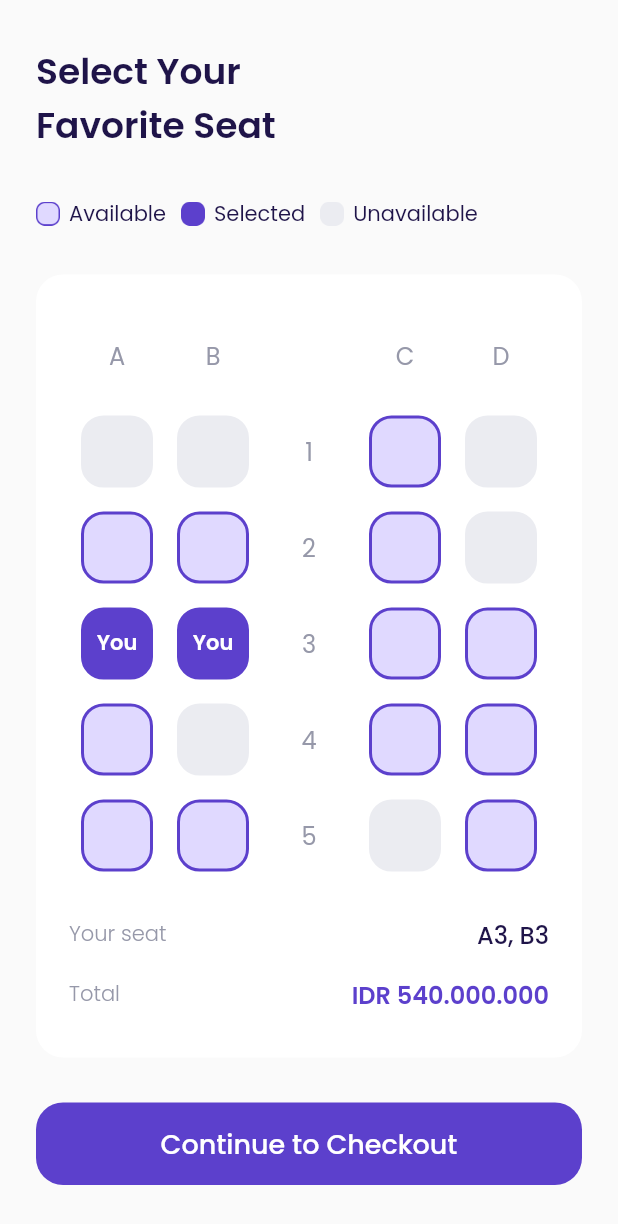
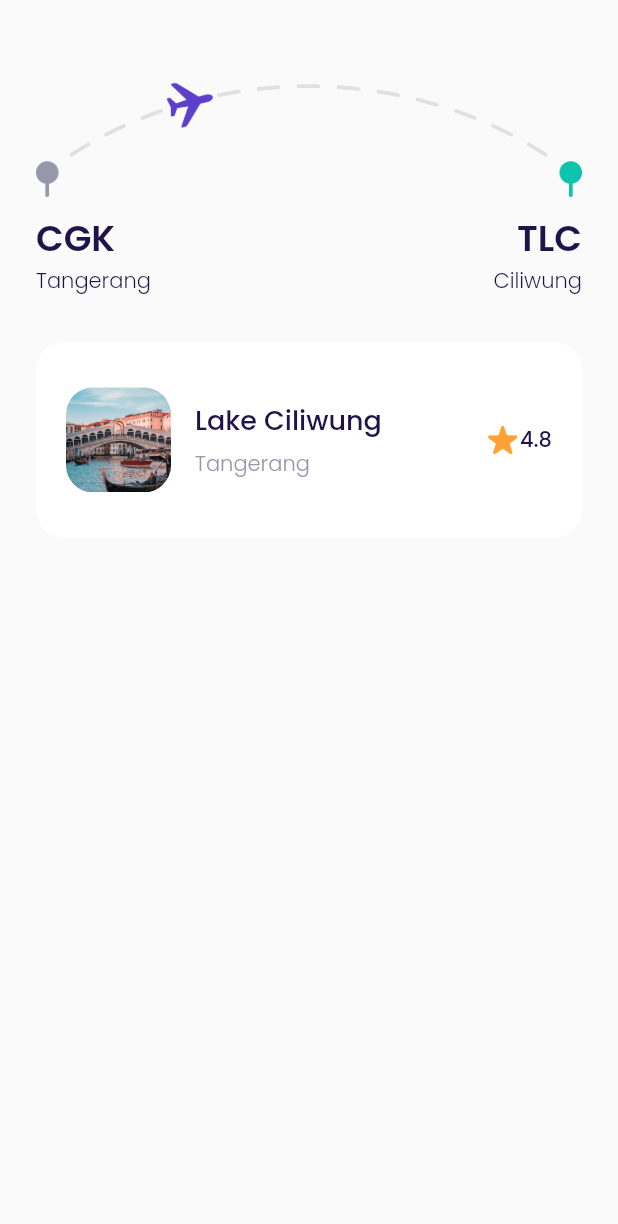
Before and after one commit to wilyanto/flutter-airplane, a Flutter app: the SelectSeatPage screen opened by its route, after a tap on "Continue to Checkout", on a phone screen of 412 x 824 dp. Shown: the top 1224 px of the screen. Run offline on Flutter 3.47's test engine with Material 2 defaults, Android fonts, the phone set to English and light mode, and no system bars; our stand-ins replace google_fonts.

Commit message:
destionation tile

```diff
--- a/lib/main.dart
+++ b/lib/main.dart
@@ -1,4 +1,5 @@
 import 'package:airplane/presentation/booking/select_seat_page.dart';
+import 'package:airplane/presentation/checkout/checkout_page.dart';
 import 'package:airplane/presentation/destination/destination_detail_page.dart';
 import 'package:airplane/presentation/get_started/get_started.dart';
 import 'package:airplane/presentation/main/main_page.dart';
@@ -25,6 +26,7 @@
         MainPage.routeName: (context) => MainPage(),
         DestinationDetailPage.routeName: (context) => DestinationDetailPage(),
         SelectSeatPage.routeName: (context) => SelectSeatPage(),
+        CheckoutPage.routeName: (context) => CheckoutPage(),
       },
     );
   }
--- a/lib/presentation/booking/select_seat_page.dart
+++ b/lib/presentation/booking/select_seat_page.dart
@@ -1,5 +1,6 @@
 import 'package:airplane/presentation/booking/enums/e_seat_status.dart';
 import 'package:airplane/presentation/booking/widgets/seat_item.dart';
+import 'package:airplane/presentation/checkout/checkout_page.dart';
 import 'package:airplane/presentation/core/widgets/cta_button.dart';
 import 'package:airplane/shared/theme.dart';
 import 'package:flutter/material.dart';
@@ -7,6 +8,8 @@
 class SelectSeatPage extends StatelessWidget {
   static const routeName = 'select-seat';
 
+  @override
+  Widget build(BuildContext context) {
     Widget title() => Container(
           margin: const EdgeInsets.only(top: 30),
           child: Text(
@@ -277,11 +280,11 @@
     Widget checkoutButton() => CtaButton(
           margin: const EdgeInsets.only(top: 30, bottom: 46),
           title: 'Continue to Checkout',
-        onPressed: () {},
+          onPressed: () {
+            Navigator.pushNamed(context, CheckoutPage.routeName);
+          },
         );
 
-  @override
-  Widget build(BuildContext context) {
     return Scaffold(
       backgroundColor: kBackgroundColor,
       body: SafeArea(
--- /dev/null
+++ b/lib/presentation/checkout/checkout_page.dart
@@ -0,0 +1,149 @@
+import 'package:airplane/shared/theme.dart';
+import 'package:flutter/material.dart';
+
+class CheckoutPage extends StatelessWidget {
+  static const routeName = '/checkout';
+  @override
+  Widget build(BuildContext context) {
+    Widget route() => Container(
+          margin: const EdgeInsets.only(top: 50),
+          child: Column(
+            children: [
+              Container(
+                margin: const EdgeInsets.only(bottom: 10),
+                child: Image.asset('assets/image_checkout.png'),
+              ),
+              Row(
+                mainAxisAlignment: MainAxisAlignment.spaceBetween,
+                children: [
+                  Column(
+                    crossAxisAlignment: CrossAxisAlignment.start,
+                    children: [
+                      Text(
+                        'CGK',
+                        style: blackTextStyle.copyWith(
+                          fontSize: 24,
+                          fontWeight: semiBold,
+                        ),
+                      ),
+                      Text(
+                        'Tangerang',
+                        style: blackTextStyle.copyWith(
+                          fontWeight: light,
+                        ),
+                      ),
+                    ],
+                  ),
+                  Column(
+                    crossAxisAlignment: CrossAxisAlignment.end,
+                    children: [
+                      Text(
+                        'TLC',
+                        style: blackTextStyle.copyWith(
+                          fontSize: 24,
+                          fontWeight: semiBold,
+                        ),
+                      ),
+                      Text(
+                        'Ciliwung',
+                        style: blackTextStyle.copyWith(
+                          fontWeight: light,
+                        ),
+                      ),
+                    ],
+                  ),
+                ],
+              ),
+            ],
+          ),
+        );
+
+    Widget bookingDetails() => Container(
+          margin: const EdgeInsets.only(top: 30),
+          padding: const EdgeInsets.symmetric(
+            horizontal: 20,
+            vertical: 30,
+          ),
+          decoration: BoxDecoration(
+            borderRadius: BorderRadius.circular(
+              defaultRadius,
+            ),
+            color: kWhiteColor,
+          ),
+          child: Column(
+            children: [
+              // NOTE: DESTIONATION TILE
+              Row(
+                children: [
+                  Container(
+                    width: 70,
+                    height: 70,
+                    margin: const EdgeInsets.only(right: 16),
+                    decoration: BoxDecoration(
+                      borderRadius: BorderRadius.circular(defaultRadius),
+                      image: const DecorationImage(
+                        fit: BoxFit.cover,
+                        image: AssetImage('assets/image_destination1.png'),
+                      ),
+                    ),
+                  ),
+                  Expanded(
+                    child: Column(
+                      crossAxisAlignment: CrossAxisAlignment.start,
+                      children: [
+                        Text(
+                          'Lake Ciliwung',
+                          style: blackTextStyle.copyWith(
+                            fontSize: 18,
+                            fontWeight: medium,
+                          ),
+                        ),
+                        const SizedBox(
+                          height: 5,
+                        ),
+                        Text(
+                          'Tangerang',
+                          style: greyTextStyle.copyWith(fontWeight: light),
+                        ),
+                      ],
+                    ),
+                  ),
+                  Row(
+                    mainAxisAlignment: MainAxisAlignment.center,
+                    children: [
+                      Container(
+                        width: 20,
+                        height: 20,
+                        margin: const EdgeInsets.only(right: 2),
+                        decoration: const BoxDecoration(
+                          image: DecorationImage(
+                            image: AssetImage('assets/icon_star.png'),
+                          ),
+                        ),
+                      ),
+                      Text(
+                        '4.8',
+                        style: blackTextStyle.copyWith(
+                          fontWeight: medium,
+                        ),
+                      ),
+                    ],
+                  )
+                ],
+              ),
+            ],
+          ),
+        );
+
+    return Scaffold(
+      backgroundColor: kBackgroundColor,
+      body: ListView(
+        padding: EdgeInsets.symmetric(horizontal: defaultMargin),
+        children: [
+          route(),
+          bookingDetails(),
+        ],
+      ),
+    );
+  }
+}
```
Lines whose indentation alone changed are shown as unchanged.
